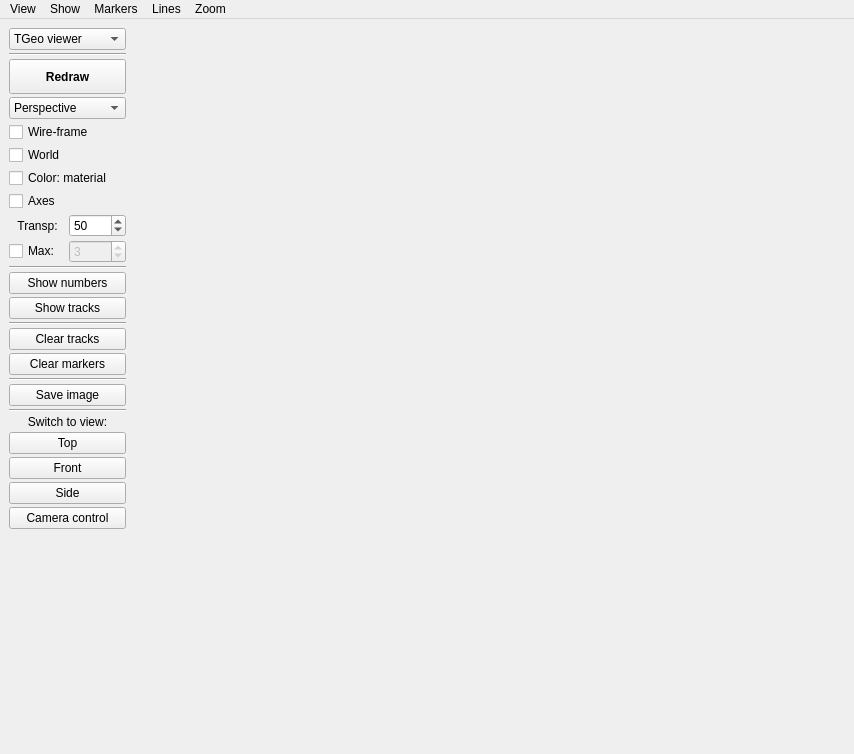
Old version of the form ants3bundle/src/ants3/gui/geom/ageometrywindow.ui in the repository andrmor/ANTS3bundle.
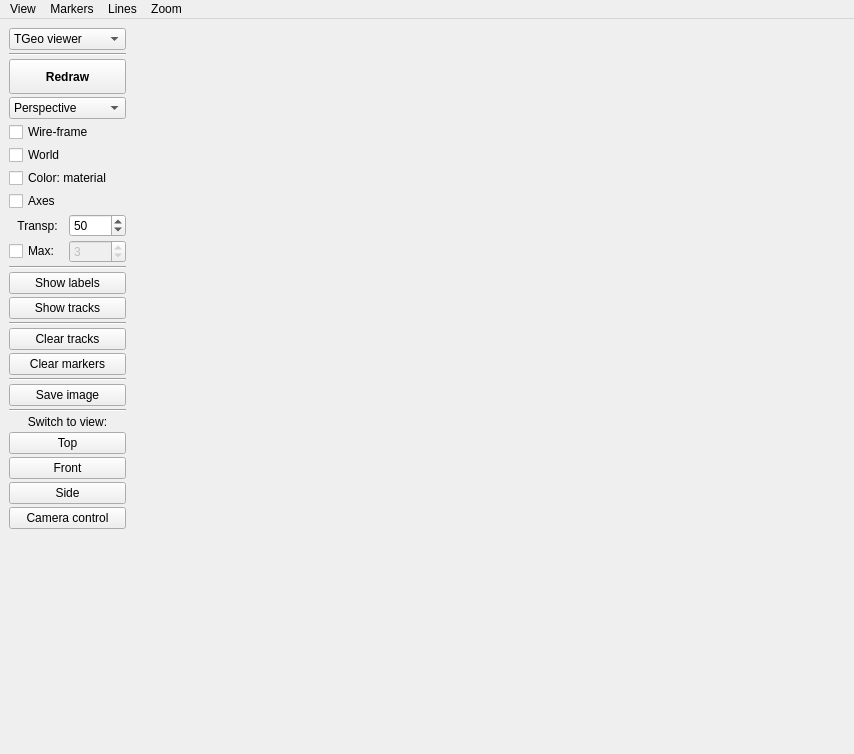
New version of the form.

```diff
--- a/ants3bundle/src/ants3/gui/geom/ageometrywindow.ui
+++ b/ants3bundle/src/ants3/gui/geom/ageometrywindow.ui
@@ -214,7 +214,7 @@
        <item>
         <widget class="QPushButton" name="pbShowNumbers">
          <property name="text">
-          <string>Show numbers</string>
+          <string>Show labels</string>
          </property>
         </widget>
        </item>
@@ -384,20 +384,7 @@
     <addaction name="actionOpen_GL_viewer"/>
     <addaction name="actionJSROOT_in_browser"/>
    </widget>
-   <widget class="QMenu" name="menuShow">
-    <property name="title">
-     <string>Show</string>
-    </property>
-    <addaction name="actionParticle_monitors"/>
-    <addaction name="actionPhoton_monitors"/>
-    <addaction name="separator"/>
-    <addaction name="actionSensor_indexes"/>
-    <addaction name="actionSensor_models"/>
-    <addaction name="separator"/>
-    <addaction name="actionCalorimeters"/>
-   </widget>
    <addaction name="menuView"/>
-   <addaction name="menuShow"/>
    <addaction name="menuMarkers"/>
    <addaction name="menuLines"/>
    <addaction name="menuZoom"/>
```
